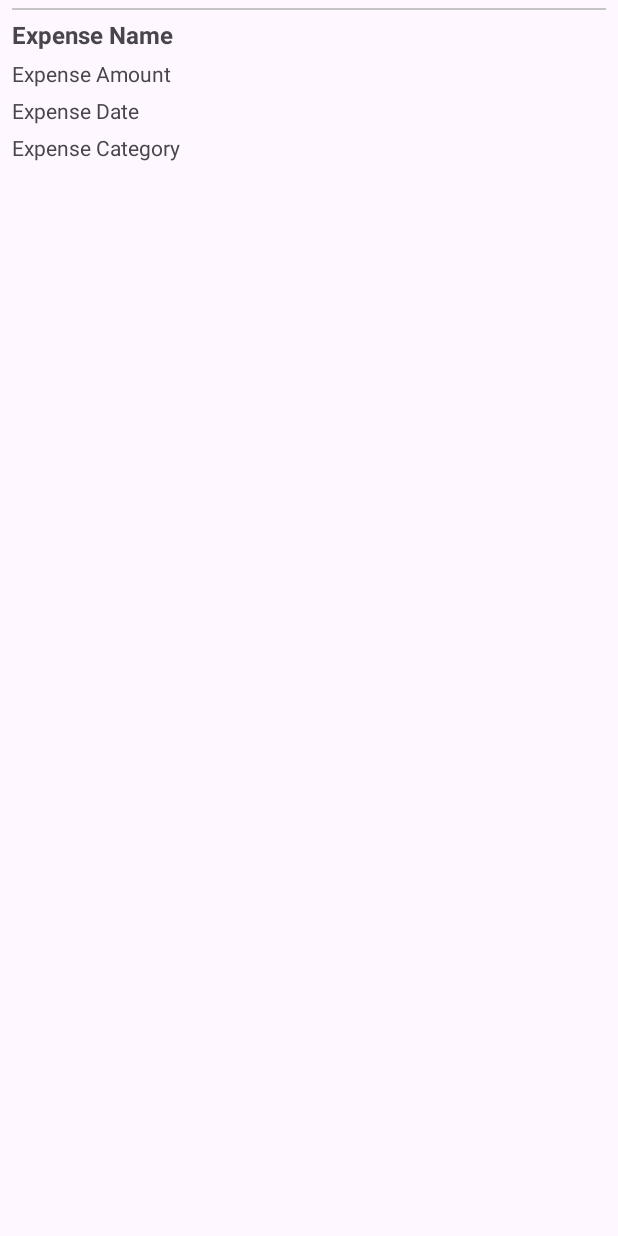
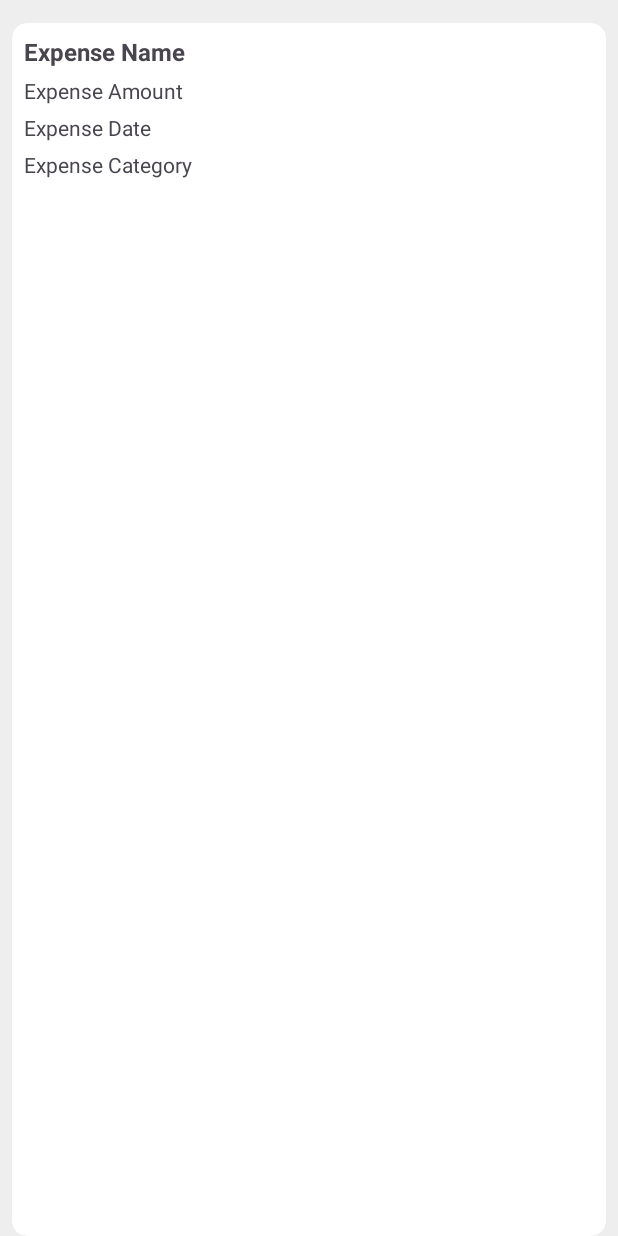
Before and after one commit to Xuan12216/MoneyManager, an Android app: the layout expense_list_item.xml on its own in the app's theme, with its tools: preview values and no code run, on a phone screen of 412 x 824 dp. Run offline under Robolectric (Android 15) with nearby library versions, the phone set to English and light mode, and no system bars.

Commit message:
ListView ui change to CardView

```diff
--- a/app/src/main/java/com/example/moneymanager/Fragment/HomeFragment.java
+++ b/app/src/main/java/com/example/moneymanager/Fragment/HomeFragment.java
@@ -7,6 +7,7 @@ import android.os.Bundle;
 
 import androidx.annotation.NonNull;
 import androidx.annotation.Nullable;
+import androidx.constraintlayout.widget.ConstraintLayout;
 import androidx.core.content.ContextCompat;
 import androidx.fragment.app.Fragment;
 
@@ -16,7 +17,6 @@ import android.view.ViewGroup;
 import android.widget.AdapterView;
 import android.widget.ArrayAdapter;
 import android.widget.Button;
-import android.widget.LinearLayout;
 import android.widget.ListView;
 import android.widget.TextView;
 
@@ -163,8 +163,7 @@ public class HomeFragment extends Fragment implements CreateExpenseFragment.OnEx
         String[] monthNames = {"1月", "2月", "3月", "4月", "5月", "6月", "7月", "8月", "9月", "10月", "11月", "12月"};
         return String.valueOf(year) + "年 " + monthNames[month];
     }
-    private void updateHomeIncomeAndOutCome()
-    {
+    private void updateHomeIncomeAndOutCome() {
         income = 0.0;
         outcome = 0.0;
         balance = 0.0;
@@ -237,15 +236,14 @@ public class HomeFragment extends Fragment implements CreateExpenseFragment.OnEx
             String year = monthString.substring(0,4);
             String month = monthString.substring(5, 7);
 
-            LinearLayout linearLayout = itemView.findViewById(R.id.linearLayout);
             TextView nameTextView = itemView.findViewById(R.id.nameTextView);
             TextView amountTextView = itemView.findViewById(R.id.amountTextView);
             TextView dateTextView = itemView.findViewById(R.id.dateTextView);
             TextView categoryTextView = itemView.findViewById(R.id.categoryTextView);
             TextView dateBigTextView = itemView.findViewById(R.id.dateBigTextView);
+            ConstraintLayout constraintLayout = itemView.findViewById(R.id.constraintLayout);
 
             if (currentMonth + 1 == Integer.parseInt(month) && currentYear == Integer.parseInt(year)) {
-                linearLayout.setVisibility(View.VISIBLE);
                 nameTextView.setVisibility(View.VISIBLE);
                 amountTextView.setVisibility(View.VISIBLE);
                 dateTextView.setVisibility(View.VISIBLE);
@@ -266,6 +264,8 @@ public class HomeFragment extends Fragment implements CreateExpenseFragment.OnEx
 
                 SimpleDateFormat sdf1 = new SimpleDateFormat("yyyy-MM-dd", Locale.getDefault());
                 String dateString1 = sdf1.format(currentExpense.getDate());
+
+                SimpleDateFormat sdf3 = new SimpleDateFormat("yyyy-MM", Locale.getDefault());
 
                 // 檢查是否與前一項目的日期相同
                 if (position > 0) {
@@ -289,7 +289,7 @@ public class HomeFragment extends Fragment implements CreateExpenseFragment.OnEx
                 }
             }
             else {
-                linearLayout.setVisibility(View.GONE);
+                constraintLayout.setVisibility(View.GONE);
                 nameTextView.setVisibility(View.GONE);
                 amountTextView.setVisibility(View.GONE);
                 dateTextView.setVisibility(View.GONE);
--- a/app/src/main/res/layout/expense_list_item.xml
+++ b/app/src/main/res/layout/expense_list_item.xml
@@ -1,38 +1,46 @@
 <!-- expense_list_item.xml -->
 
-<LinearLayout xmlns:android="http://schemas.android.com/apk/res/android"
+<androidx.constraintlayout.widget.ConstraintLayout
+    xmlns:android="http://schemas.android.com/apk/res/android"
+    android:id="@+id/constraintLayout"
+    xmlns:app="http://schemas.android.com/apk/res-auto"
     android:layout_width="match_parent"
-    android:id="@+id/linearLayout"
+    android:layout_height="match_parent"
+    android:background="#eeeeee"
+    android:paddingTop="15dp"
+    android:paddingLeft="8dp"
+    android:paddingRight="8dp">
+
+    <androidx.cardview.widget.CardView
+        android:layout_width="match_parent"
+        android:layout_height="match_parent"
+        app:cardCornerRadius="10dp">
+
+        <LinearLayout
+            android:layout_width="match_parent"
             android:layout_height="wrap_content"
             android:orientation="vertical"
             android:paddingLeft="8dp"
             android:paddingRight="8dp">
 
-    <View
-        android:id="@+id/dividerView"
-        android:layout_width="match_parent"
-        android:layout_height="1dp"
-        android:layout_marginTop="5dp"
-        android:background="@color/gray" />
-
             <TextView
                 android:id="@+id/dateBigTextView"
                 android:layout_width="match_parent"
                 android:layout_height="wrap_content"
+                android:gravity="center"
+                android:paddingTop="10dp"
                 android:text="TextView"
-        android:paddingTop="10dp"
                 android:textStyle="bold"
-        android:gravity="center"
-        android:visibility="gone"/>
+                android:visibility="gone" />
 
             <TextView
                 android:id="@+id/nameTextView"
                 android:layout_width="wrap_content"
                 android:layout_height="wrap_content"
-        android:paddingTop="5dp"
+                android:paddingTop="8dp"
                 android:text="Expense Name"
-        android:textStyle="bold"
-        android:textSize="16sp" />
+                android:textSize="16sp"
+                android:textStyle="bold" />
 
             <TextView
                 android:id="@+id/amountTextView"
@@ -54,9 +62,12 @@
                 android:id="@+id/categoryTextView"
                 android:layout_width="wrap_content"
                 android:layout_height="wrap_content"
+                android:paddingTop="5dp"
+                android:paddingBottom="8dp"
                 android:text="Expense Category"
-        android:textSize="14sp"
-        android:paddingTop="5dp"
-        android:paddingBottom="5dp"/>
+                android:textSize="14sp" />
+        </LinearLayout>
+    </androidx.cardview.widget.CardView>
 
-</LinearLayout>
+
+</androidx.constraintlayout.widget.ConstraintLayout>
--- a/app/src/main/res/layout/fragment_home.xml
+++ b/app/src/main/res/layout/fragment_home.xml
@@ -99,7 +99,7 @@
             android:layout_marginEnd="-14dp"
             android:layout_marginBottom="0dp"
             android:divider="@android:color/transparent"
-            android:dividerHeight="0dp"/>
+            android:dividerHeight="0dp" />
 
         <Button
             android:id="@+id/addExpenseButton"
```
Lines whose indentation alone changed are shown as unchanged.
